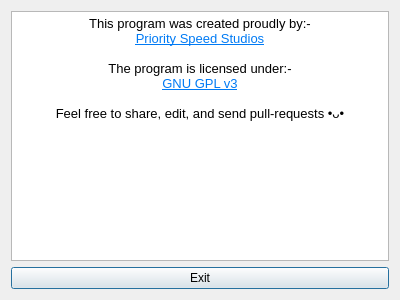
This is ui/about.ui in priority-speed-studios/PenGuiN_viewer as Qt 5 draws it before an edit. The edited form follows.
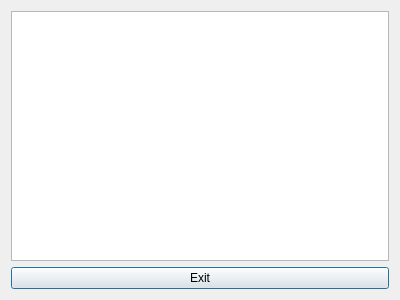
This is the edited form.

Patch:
```diff
--- a/ui/about.ui
+++ b/ui/about.ui
@@ -21,13 +21,7 @@
 &lt;html&gt;&lt;head&gt;&lt;meta name=&quot;qrichtext&quot; content=&quot;1&quot; /&gt;&lt;style type=&quot;text/css&quot;&gt;
 p, li { white-space: pre-wrap; }
 &lt;/style&gt;&lt;/head&gt;&lt;body style=&quot; font-family:'Hack'; font-size:10pt; font-weight:400; font-style:normal;&quot;&gt;
-&lt;p align=&quot;center&quot; style=&quot; margin-top:0px; margin-bottom:0px; margin-left:0px; margin-right:0px; -qt-block-indent:0; text-indent:0px;&quot;&gt;This program was created proudly by:-&lt;/p&gt;
-&lt;p align=&quot;center&quot; style=&quot; margin-top:0px; margin-bottom:0px; margin-left:0px; margin-right:0px; -qt-block-indent:0; text-indent:0px;&quot;&gt;&lt;a href=&quot;https://github.com/priority-speed-studios&quot;&gt;&lt;span style=&quot; text-decoration: underline; color:#007af4;&quot;&gt;Priority Speed Studios&lt;/span&gt;&lt;/a&gt;&lt;/p&gt;
-&lt;p align=&quot;center&quot; style=&quot;-qt-paragraph-type:empty; margin-top:0px; margin-bottom:0px; margin-left:0px; margin-right:0px; -qt-block-indent:0; text-indent:0px;&quot;&gt;&lt;br /&gt;&lt;/p&gt;
-&lt;p align=&quot;center&quot; style=&quot; margin-top:0px; margin-bottom:0px; margin-left:0px; margin-right:0px; -qt-block-indent:0; text-indent:0px;&quot;&gt;The program is licensed under:-&lt;/p&gt;
-&lt;p align=&quot;center&quot; style=&quot; margin-top:0px; margin-bottom:0px; margin-left:0px; margin-right:0px; -qt-block-indent:0; text-indent:0px;&quot;&gt;&lt;a href=&quot;https://www.gnu.org/licenses/gpl-3.0.en.html&quot;&gt;&lt;span style=&quot; text-decoration: underline; color:#007af4;&quot;&gt;GNU GPL v3&lt;/span&gt;&lt;/a&gt;&lt;/p&gt;
-&lt;p align=&quot;center&quot; style=&quot;-qt-paragraph-type:empty; margin-top:0px; margin-bottom:0px; margin-left:0px; margin-right:0px; -qt-block-indent:0; text-indent:0px;&quot;&gt;&lt;br /&gt;&lt;/p&gt;
-&lt;p align=&quot;center&quot; style=&quot; margin-top:0px; margin-bottom:0px; margin-left:0px; margin-right:0px; -qt-block-indent:0; text-indent:0px;&quot;&gt;Feel free to share, edit, and send pull-requests •ᴗ•&lt;/p&gt;&lt;/body&gt;&lt;/html&gt;</string>
+&lt;p style=&quot;-qt-paragraph-type:empty; margin-top:0px; margin-bottom:0px; margin-left:0px; margin-right:0px; -qt-block-indent:0; text-indent:0px;&quot;&gt;&lt;br /&gt;&lt;/p&gt;&lt;/body&gt;&lt;/html&gt;</string>
      </property>
     </widget>
    </item>
```
Left out of the diff: 19 changed lines with no effect on the pictures.
